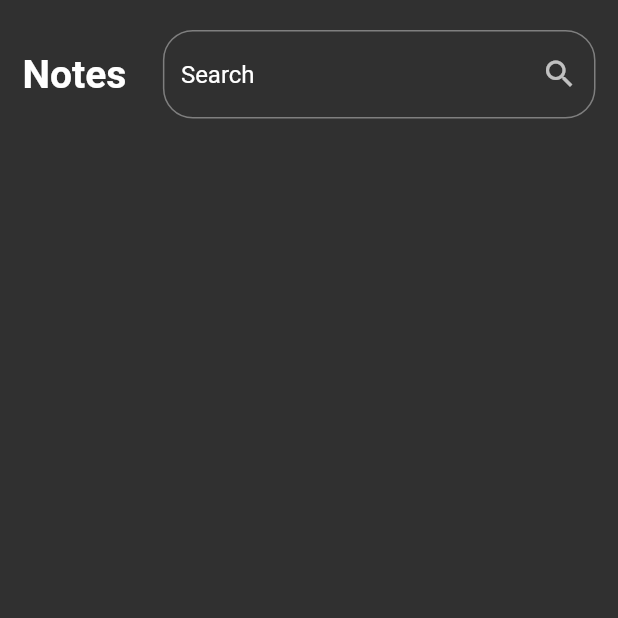
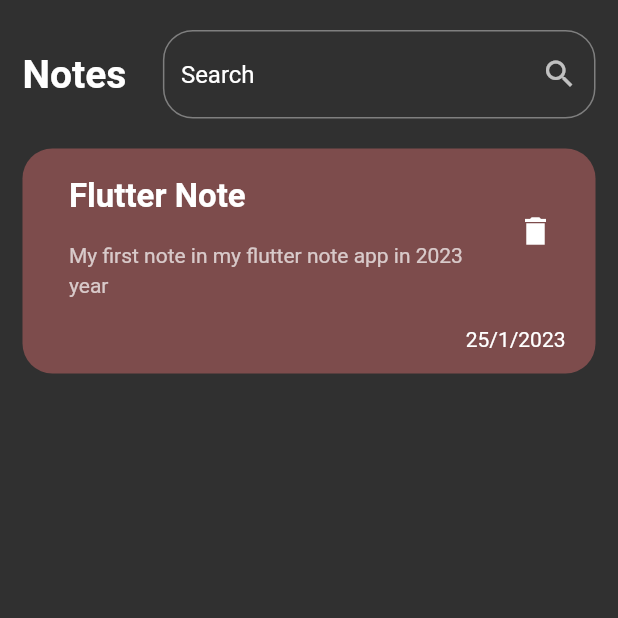
Before and after one commit to abdelrahmanGadallah94/My-Notes-App, a Flutter app: the screen it shows after launch, on a phone screen of 412 x 824 dp, the top half of it. Run offline on Flutter 3.47's test engine with Material 2 defaults, Android fonts, the phone set to English and light mode, and no system bars.

Commit message:
create custom notes card

```diff
--- a/lib/views/screens/notes_home_screen.dart
+++ b/lib/views/screens/notes_home_screen.dart
@@ -1,5 +1,6 @@
 import 'package:flutter/material.dart';
 import '../widgets/custom_notes_app_bar.dart';
+import '../widgets/custom_notes_card.dart';
 
 class HomeNotesScreen extends StatelessWidget {
   const HomeNotesScreen({Key? key}) : super(key: key);
@@ -11,8 +12,10 @@ class HomeNotesScreen extends StatelessWidget {
           child: Padding(
         padding: const EdgeInsets.symmetric(horizontal: 15, vertical: 20),
         child: Column(
-          children: const [
+          children:  const [
             CustomNotesAppBar(),
+            SizedBox(height: 20,),
+            CustomNotesCard(),
           ],
         ),
       )),
--- a/lib/views/settings/app_colors.dart
+++ b/lib/views/settings/app_colors.dart
@@ -2,4 +2,5 @@ import 'dart:ui';
 
 class AppColors{
   static const Color kWhiteColor = Color(0xffffffff);
+  static const Color kCustomCardColor = Color(0xff7d4c4c);
 }
--- /dev/null
+++ b/lib/views/widgets/custom_notes_card.dart
@@ -0,0 +1,44 @@
+import 'package:flutter/material.dart';
+
+import '../settings/app_colors.dart';
+
+class CustomNotesCard extends StatelessWidget {
+  const CustomNotesCard({
+    Key? key,
+  }) : super(key: key);
+
+  @override
+  Widget build(BuildContext context) {
+    return Container(
+      padding: const EdgeInsets.only(top: 15,bottom: 15,left: 15),
+      decoration: BoxDecoration(
+          color: AppColors.kCustomCardColor,
+          borderRadius: BorderRadius.circular(20)
+      ),
+      child: Column(
+        crossAxisAlignment: CrossAxisAlignment.end,
+        children: [
+          ListTile(
+            title: const Text(
+              "Flutter Note",
+              style: TextStyle(fontSize: 22,fontWeight: FontWeight.bold),
+            ),
+            subtitle: const Padding(
+              padding: EdgeInsets.symmetric(vertical: 15),
+              child: Text(
+                "My first note in my flutter note app in 2023 year",
+                style: TextStyle(height: 1.4),
+              ),
+            ),
+            trailing: IconButton(onPressed: (){}, icon: const Icon(Icons.delete_sharp)),
+
+          ),
+          const Padding(
+              padding: EdgeInsets.only(right: 20),
+              child: Text("25/1/2023")
+          ),
+        ],
+      ),
+    );
+  }
+}
```
